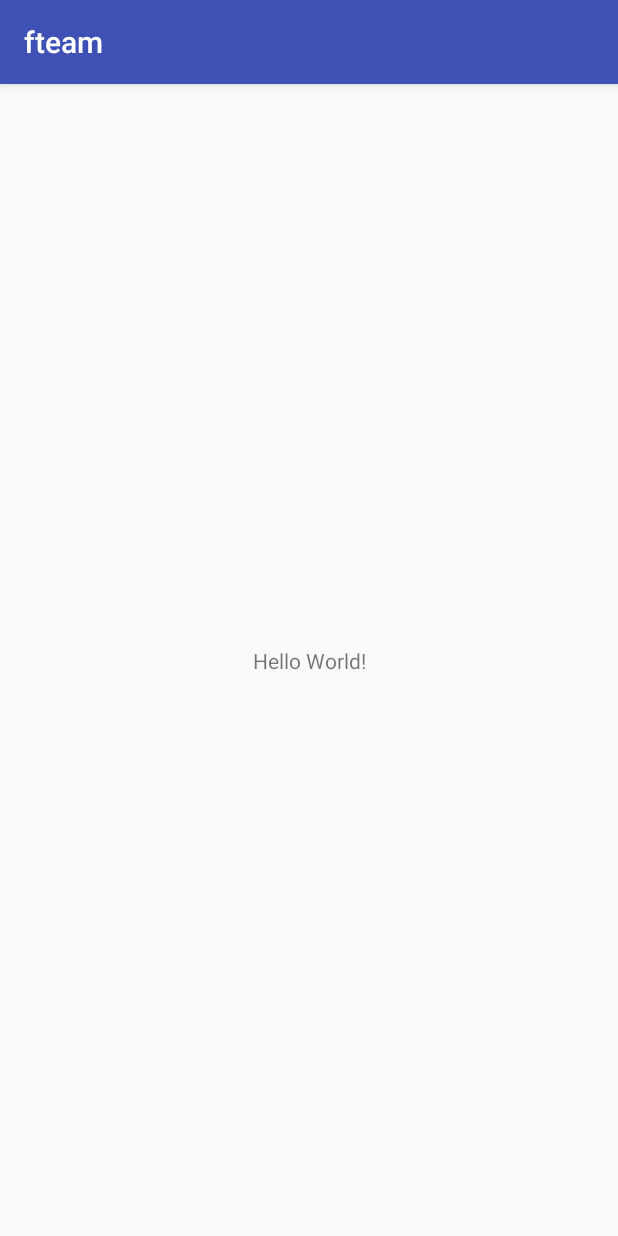
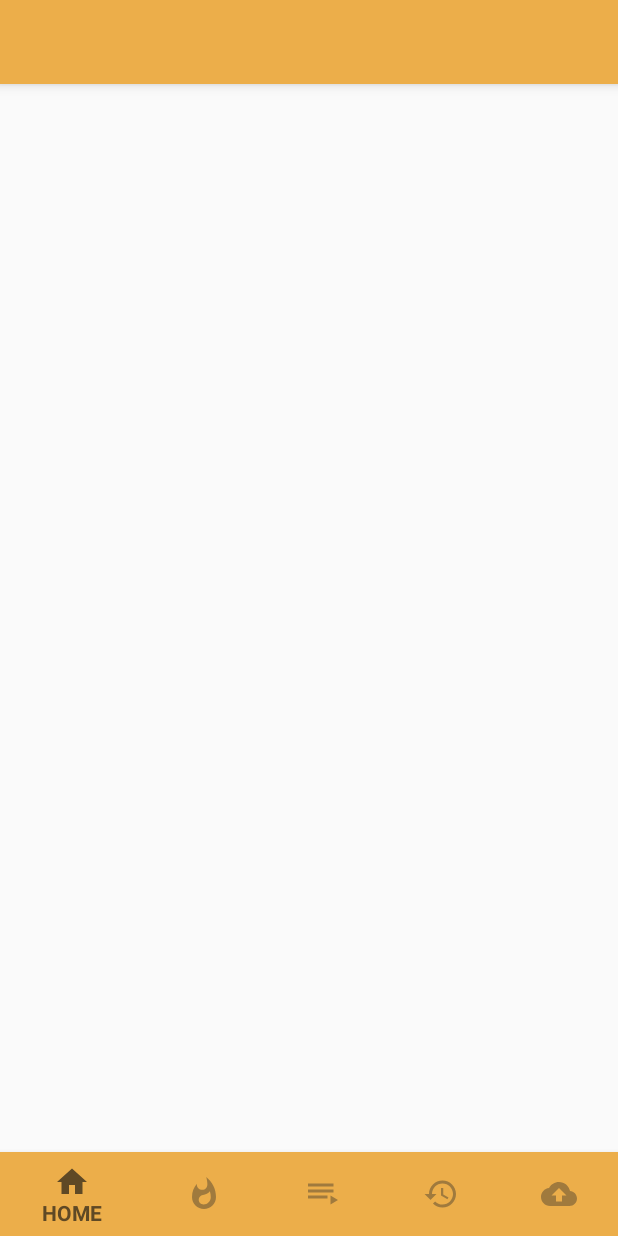
Before and after one commit to mnm234/fteam, an Android app: the screen it shows after launch (MainActivity), on a phone screen of 412 x 824 dp. Run offline under Robolectric (Android 15) with nearby library versions, the phone set to English and light mode, and no system bars.

Commit message:
BottomNavigation

```diff
--- a/app/build.gradle
+++ b/app/build.gradle
@@ -24,10 +24,13 @@ android {
 
 dependencies {
     implementation fileTree(dir: 'libs', include: ['*.jar'])
-    implementation"org.jetbrains.kotlin:kotlin-stdlib-jre7:$kotlin_version"
+    implementation "org.jetbrains.kotlin:kotlin-stdlib-jre7:$kotlin_version"
     implementation 'com.android.support:appcompat-v7:27.1.1'
     implementation 'com.android.support.constraint:constraint-layout:1.1.3'
+    implementation 'com.android.support:support-v4:27.1.1'
     testImplementation 'junit:junit:4.12'
     androidTestImplementation 'com.android.support.test:runner:1.0.2'
     androidTestImplementation 'com.android.support.test.espresso:espresso-core:3.0.2'
+    implementation 'com.android.support:cardview-v7:27.1.1'
+    implementation 'com.android.support:design:27.1.1'
 }
--- a/app/src/main/AndroidManifest.xml
+++ b/app/src/main/AndroidManifest.xml
@@ -8,7 +8,7 @@
         android:label="@string/app_name"
         android:roundIcon="@mipmap/ic_launcher_round"
         android:supportsRtl="true"
-        android:theme="@style/AppTheme">
+        android:theme="@style/Theme.AppCompat.Light.NoActionBar">
         <activity android:name=".MainActivity">
             <intent-filter>
                 <action android:name="android.intent.action.MAIN" />
--- /dev/null
+++ b/app/src/main/java/com/example/greentea/fteam/HomeFragment.kt
@@ -0,0 +1,27 @@
+package com.example.greentea.fteam
+
+import android.content.Context
+import android.net.Uri
+import android.os.Bundle
+import android.support.v4.app.Fragment
+import android.view.LayoutInflater
+import android.view.View
+import android.view.ViewGroup
+
+
+
+class HomeFragment : Fragment() {
+
+    override fun onCreate(savedInstanceState: Bundle?) {
+        super.onCreate(savedInstanceState)
+
+    }
+
+    override fun onCreateView(inflater: LayoutInflater, container: ViewGroup?,
+                              savedInstanceState: Bundle?): View? {
+        return inflater.inflate(R.layout.fragment_home, container, false)
+    }
+    companion object {
+
+    }
+}
--- /dev/null
+++ b/app/src/main/res/drawable/bottom_navi_color.xml
@@ -0,0 +1,6 @@
+<?xml version="1.0" encoding="utf-8"?>
+<selector xmlns:android="http://schemas.android.com/apk/res/android">
+    <item android:state_checked="true" android:color="@color/bottom_navi_state_pressed" />
+    <item android:state_pressed="true" android:color="@color/bottom_navi_state_pressed" />
+    <item android:color="@color/bottom_navi_state_checked" />
+</selector>
--- /dev/null
+++ b/app/src/main/res/drawable/ic_arrow_back_24dp.xml
@@ -0,0 +1,9 @@
+<vector xmlns:android="http://schemas.android.com/apk/res/android"
+        android:width="24dp"
+        android:height="24dp"
+        android:viewportWidth="24.0"
+        android:viewportHeight="24.0">
+    <path
+        android:fillColor="#FF000000"
+        android:pathData="M20,11H7.83l5.59,-5.59L12,4l-8,8 8,8 1.41,-1.41L7.83,13H20v-2z"/>
+</vector>
--- /dev/null
+++ b/app/src/main/res/drawable/ic_history_24dp.xml
@@ -0,0 +1,9 @@
+<vector xmlns:android="http://schemas.android.com/apk/res/android"
+        android:width="24dp"
+        android:height="24dp"
+        android:viewportWidth="24.0"
+        android:viewportHeight="24.0">
+    <path
+        android:fillColor="#FF000000"
+        android:pathData="M13,3c-4.97,0 -9,4.03 -9,9L1,12l3.89,3.89 0.07,0.14L9,12L6,12c0,-3.87 3.13,-7 7,-7s7,3.13 7,7 -3.13,7 -7,7c-1.93,0 -3.68,-0.79 -4.94,-2.06l-1.42,1.42C8.27,19.99 10.51,21 13,21c4.97,0 9,-4.03 9,-9s-4.03,-9 -9,-9zM12,8v5l4.28,2.54 0.72,-1.21 -3.5,-2.08L13.5,8L12,8z"/>
+</vector>
--- /dev/null
+++ b/app/src/main/res/drawable/ic_home_24dp.xml
@@ -0,0 +1,9 @@
+<vector xmlns:android="http://schemas.android.com/apk/res/android"
+        android:width="24dp"
+        android:height="24dp"
+        android:viewportWidth="24.0"
+        android:viewportHeight="24.0">
+    <path
+        android:fillColor="#FF000000"
+        android:pathData="M10,20v-6h4v6h5v-8h3L12,3 2,12h3v8z"/>
+</vector>
--- /dev/null
+++ b/app/src/main/res/drawable/ic_playlist_24dp.xml
@@ -0,0 +1,9 @@
+<vector xmlns:android="http://schemas.android.com/apk/res/android"
+        android:width="24dp"
+        android:height="24dp"
+        android:viewportWidth="24.0"
+        android:viewportHeight="24.0">
+    <path
+        android:fillColor="#FF000000"
+        android:pathData="M19,9L2,9v2h17L19,9zM19,5L2,5v2h17L19,5zM2,15h13v-2L2,13v2zM17,13v6l5,-3 -5,-3z"/>
+</vector>
--- /dev/null
+++ b/app/src/main/res/drawable/ic_ranking_24dp.xml
@@ -0,0 +1,9 @@
+<vector xmlns:android="http://schemas.android.com/apk/res/android"
+        android:width="24dp"
+        android:height="24dp"
+        android:viewportWidth="24.0"
+        android:viewportHeight="24.0">
+    <path
+        android:fillColor="#FF000000"
+        android:pathData="M13.5,0.67s0.74,2.65 0.74,4.8c0,2.06 -1.35,3.73 -3.41,3.73 -2.07,0 -3.63,-1.67 -3.63,-3.73l0.03,-0.36C5.21,7.51 4,10.62 4,14c0,4.42 3.58,8 8,8s8,-3.58 8,-8C20,8.61 17.41,3.8 13.5,0.67zM11.71,19c-1.78,0 -3.22,-1.4 -3.22,-3.14 0,-1.62 1.05,-2.76 2.81,-3.12 1.77,-0.36 3.6,-1.21 4.62,-2.58 0.39,1.29 0.59,2.65 0.59,4.04 0,2.65 -2.15,4.8 -4.8,4.8z"/>
+</vector>
--- /dev/null
+++ b/app/src/main/res/drawable/ic_upload_24dp.xml
@@ -0,0 +1,9 @@
+<vector xmlns:android="http://schemas.android.com/apk/res/android"
+        android:width="24dp"
+        android:height="24dp"
+        android:viewportWidth="24.0"
+        android:viewportHeight="24.0">
+    <path
+        android:fillColor="#FF000000"
+        android:pathData="M19.35,10.04C18.67,6.59 15.64,4 12,4 9.11,4 6.6,5.64 5.35,8.04 2.34,8.36 0,10.91 0,14c0,3.31 2.69,6 6,6h13c2.76,0 5,-2.24 5,-5 0,-2.64 -2.05,-4.78 -4.65,-4.96zM14,13v4h-4v-4H7l5,-5 5,5h-3z"/>
+</vector>
--- a/app/src/main/res/layout/activity_main.xml
+++ b/app/src/main/res/layout/activity_main.xml
@@ -6,13 +6,45 @@
     android:layout_height="match_parent"
     tools:context=".MainActivity">
 
-    <TextView
-        android:layout_width="wrap_content"
+    <android.support.v7.widget.Toolbar android:id="@+id/toolbar"
+        xmlns:app="http://schemas.android.com/apk/res-auto"
+        xmlns:android="http://schemas.android.com/apk/res/android"
+        app:titleTextColor="@color/bottom_navi_textColor"
+        android:layout_alignParentTop="true"
+        android:layout_width="match_parent"
+        android:layout_height="?android:attr/actionBarSize"
+        android:background="@color/navi_color"
+        tools:menu="@menu/menu_home"
+        android:elevation="5dp"
+        xmlns:tools="http://schemas.android.com/tools" />
+
+    <android.support.v7.widget.Toolbar xmlns:android="http://schemas.android.com/apk/res/android"
+        xmlns:app="http://schemas.android.com/apk/res-auto"
+        android:id="@+id/searchtoolbar"
+        android:layout_width="match_parent"
+        android:layout_height="?attr/actionBarSize"
+        android:layout_alignParentTop="true"
+        android:elevation="5dp"
+        android:visibility="gone"
+        android:background="@color/search_bar_color"
+        app:collapseIcon="@drawable/ic_arrow_back_24dp"
+        app:titleTextColor="@color/search_bar_text_color" />
+
+
+    <android.support.design.widget.BottomNavigationView
+        android:elevation="8dp"
+        android:id="@+id/navigation_bottom"
+        android:layout_width="match_parent"
         android:layout_height="wrap_content"
-        android:text="Hello World!"
+        android:background="@color/navi_color"
+        app:itemTextColor="@drawable/bottom_navi_color"
+        app:itemIconTint="@drawable/bottom_navi_color"
         app:layout_constraintBottom_toBottomOf="parent"
-        app:layout_constraintLeft_toLeftOf="parent"
-        app:layout_constraintRight_toRightOf="parent"
-        app:layout_constraintTop_toTopOf="parent" />
+        android:layout_weight="1"
+        app:elevation="5dp"
+        app:menu="@menu/bottom_navi_menu"
+        app:popupTheme="@style/ThemeOverlay.AppCompat.Light">
+
+    </android.support.design.widget.BottomNavigationView>
 
 </android.support.constraint.ConstraintLayout>
--- /dev/null
+++ b/app/src/main/res/layout/fragment_home.xml
@@ -0,0 +1,8 @@
+<?xml version="1.0" encoding="utf-8"?>
+<FrameLayout xmlns:android="http://schemas.android.com/apk/res/android"
+    xmlns:tools="http://schemas.android.com/tools"
+    android:layout_width="match_parent"
+    android:layout_height="match_parent"
+    xmlns:app="http://schemas.android.com/apk/res-auto"
+    tools:context=".HomeFragment">
+</FrameLayout>
--- /dev/null
+++ b/app/src/main/res/menu/bottom_navi_menu.xml
@@ -0,0 +1,35 @@
+<?xml version="1.0" encoding="utf-8"?>
+<menu
+    xmlns:android="http://schemas.android.com/apk/res/android">
+
+    <item
+        android:id="@+id/navigation_home"
+        android:title="@string/naviMenu_home"
+        android:icon="@drawable/ic_home_24dp"/>
+
+    <item
+        android:id="@+id/navigation_hot"
+        android:title="@string/naviMenu_rank"
+        android:icon="@drawable/ic_ranking_24dp"
+        />
+
+    <item
+        android:id="@+id/navigation_community"
+        android:title="@string/naviMenu_playlist"
+        android:icon="@drawable/ic_playlist_24dp"
+        />
+
+    <item
+        android:id="@+id/navigation_playlist"
+        android:title="@string/naviMenu_history"
+        android:icon="@drawable/ic_history_24dp"
+        />
+
+    <item
+        android:id="@+id/navigation_history"
+        android:title="@string/naviMenu_upload"
+        android:icon="@drawable/ic_upload_24dp"
+        />
+
+
+</menu>
--- a/app/src/main/res/values/colors.xml
+++ b/app/src/main/res/values/colors.xml
@@ -3,4 +3,12 @@
     <color name="colorPrimary">#3F51B5</color>
     <color name="colorPrimaryDark">#303F9F</color>
     <color name="colorAccent">#FF4081</color>
+
+
+    <color name="navi_color">#ecae4a</color>
+    <color name="search_bar_color">#e9c282</color>
+    <color name="search_bar_text_color">#525252</color>
+    <color name="bottom_navi_textColor">#dddddd</color>
+    <color name="bottom_navi_state_checked">#a07a3d</color>
+    <color name="bottom_navi_state_pressed">#5f4925</color>
 </resources>
--- a/app/src/main/res/values/strings.xml
+++ b/app/src/main/res/values/strings.xml
@@ -1,3 +1,9 @@
 <resources>
     <string name="app_name">fteam</string>
+
+    <string name="naviMenu_home">HOME</string>
+    <string name="naviMenu_rank">RANKING</string>
+    <string name="naviMenu_playlist">PLAYLIST</string>
+    <string name="naviMenu_history">HISTORY</string>
+    <string name="naviMenu_upload">UPLOAD</string>
 </resources>
```
Also changed, not shown: app/src/main/java/com/example/greentea/fteam/MainActivity.kt (+8 -0 lines).
